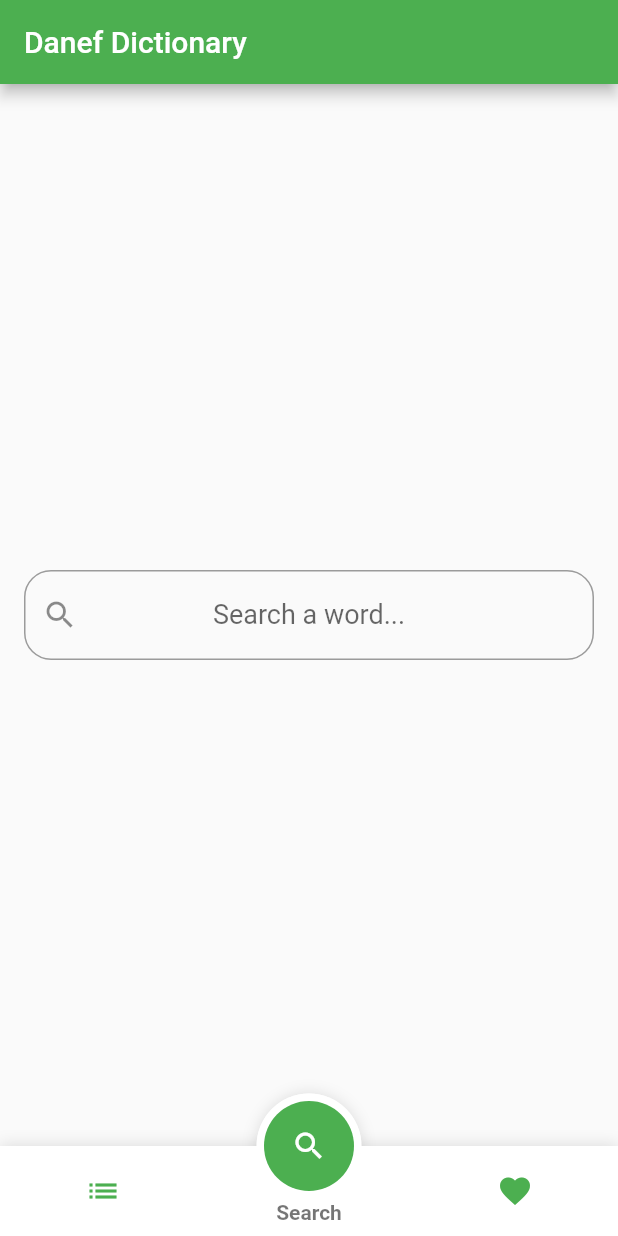
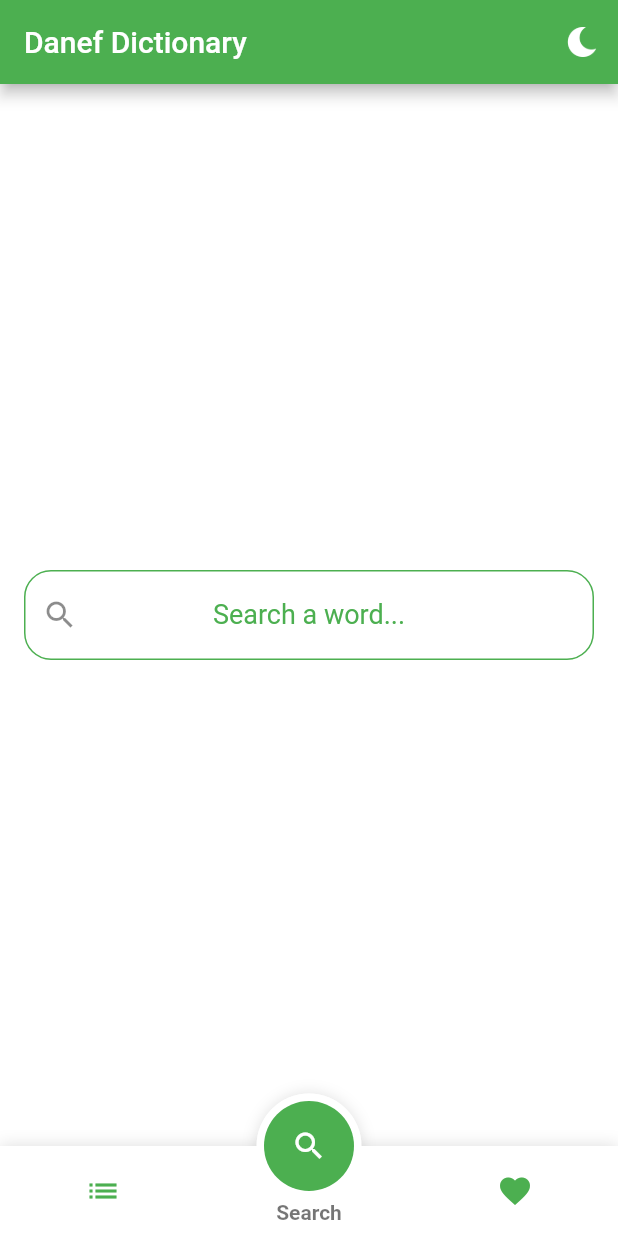
Before and after one commit to SametSahin10/danef-dictionary, a Flutter app: the screen it shows after launch, on a phone screen of 412 x 824 dp. Run offline on Flutter 3.47's test engine with Material 2 defaults, Android fonts, the phone set to English and light mode, and no system bars; drawn by our look-alikes of fancy_bottom_navigation, flutter_typeahead; generated files the repository leaves out were written again.

Commit message:
Added Dark Theme support

```diff
--- /dev/null
+++ b/lib/config/assets.dart
@@ -0,0 +1,3 @@
+class Assets {
+  static const moon = 'assets/images/moon.png';
+}
--- /dev/null
+++ b/lib/config/themes.dart
@@ -0,0 +1,89 @@
+import 'package:flutter/material.dart';
+
+lightTheme(context) {
+  return ThemeData(
+    primarySwatch: Colors.green,
+    primaryColor: Colors.green,
+    accentColor: Colors.green,
+    scaffoldBackgroundColor: Colors.white,
+    disabledColor: Colors.green,
+    indicatorColor: Colors.green,
+    brightness: Brightness.light,
+    inputDecorationTheme: InputDecorationTheme(
+      border: OutlineInputBorder(
+          borderRadius: BorderRadius.all(Radius.circular(18)),
+          borderSide: BorderSide(
+              color: Colors.green
+          )
+      ),
+      disabledBorder: OutlineInputBorder(
+        borderRadius: BorderRadius.all(Radius.circular(18)),
+        borderSide: BorderSide(
+          color: Colors.green,
+          width: 1.5
+        )
+      ),
+      focusedBorder: OutlineInputBorder(
+        borderRadius: BorderRadius.all(Radius.circular(18)),
+        borderSide: BorderSide(
+            color: Colors.green,
+            width: 1.5
+        )
+      ),
+      enabledBorder: OutlineInputBorder(
+        borderRadius: BorderRadius.all(Radius.circular(18)),
+        borderSide: BorderSide(
+          color: Colors.green,
+          width: 1
+        )
+      ),
+      hintStyle: TextStyle(fontSize: 18),
+    ),
+    hintColor: Colors.green
+  );
+}
+
+darkTheme(context) {
+  return ThemeData(
+    primarySwatch: Colors.green,
+    primaryColor: Colors.black,
+    accentColor: Colors.green,
+    scaffoldBackgroundColor: Colors.black,
+    appBarTheme: AppBarTheme(
+        color: Colors.green
+    ),
+    disabledColor: Colors.green,
+    indicatorColor: Colors.green,
+    brightness: Brightness.dark,
+    inputDecorationTheme: InputDecorationTheme(
+      border: OutlineInputBorder(
+        borderRadius: BorderRadius.all(Radius.circular(18)),
+        borderSide: BorderSide(
+            color: Colors.green
+        )
+      ),
+      disabledBorder: OutlineInputBorder(
+        borderRadius: BorderRadius.all(Radius.circular(18)),
+        borderSide: BorderSide(
+            color: Colors.green
+        )
+      ),
+      focusedBorder: OutlineInputBorder(
+        borderRadius: BorderRadius.all(Radius.circular(18)),
+        borderSide: BorderSide(
+            color: Colors.green,
+            width: 1.5
+        )
+      ),
+      enabledBorder: OutlineInputBorder(
+        borderRadius: BorderRadius.all(Radius.circular(18)),
+        borderSide: BorderSide(
+            color: Colors.green,
+            width: 1
+        )
+      ),
+      hintStyle: TextStyle(fontSize: 18),
+    ),
+    hintColor: Colors.green
+  );
+}
--- a/lib/main.dart
+++ b/lib/main.dart
@@ -1,4 +1,6 @@
+import 'package:danef_dictionary/config/themes.dart';
 import 'package:danef_dictionary/screens/home_page.dart';
+import 'package:danef_dictionary/widgets/theme_inherited_widget.dart';
 import 'package:flutter/material.dart';
 
 void main() => runApp(MyApp());
@@ -6,13 +8,21 @@ void main() => runApp(MyApp());
 class MyApp extends StatelessWidget {
   @override
   Widget build(BuildContext context) {
-    return MaterialApp(
-      theme: ThemeData(
-        primaryColor: Colors.green,
-      ),
-      debugShowCheckedModeBanner: false,
-      title: 'Danef Dictionary',
-      home: HomePage()
+    return ThemeSwitcherWidget(
+      initialDarkModeOn: false,
+      child: DanefDictionary(),
     );
   }
 }
+
+class DanefDictionary extends StatelessWidget {
+  @override
+  Widget build(BuildContext context) {
+    return MaterialApp(
+      debugShowCheckedModeBanner: false,
+      theme: ThemeSwitcher.of(context)
+          .isDarkModeOn ? darkTheme(context) : lightTheme(context),
+      home: HomePage(),
+    );
+  }
+}
--- a/lib/screens/archive.dart
+++ b/lib/screens/archive.dart
@@ -14,10 +14,8 @@ class _ArchiveState extends State<Archive> {
 
   @override
   void initState() {
-    // TODO: implement initState
     super.initState();
     wordData = getWordData();
-
   }
 
   @override
--- a/lib/screens/home_page.dart
+++ b/lib/screens/home_page.dart
@@ -1,6 +1,8 @@
+import 'package:danef_dictionary/config/assets.dart';
 import 'package:danef_dictionary/screens/archive.dart';
 import 'package:danef_dictionary/screens/favorite_words.dart';
 import 'package:danef_dictionary/screens/search_field_page.dart';
+import 'package:danef_dictionary/widgets/theme_inherited_widget.dart';
 import 'package:fancy_bottom_navigation/fancy_bottom_navigation.dart';
 import 'package:flutter/material.dart';
 
@@ -22,9 +24,22 @@ class _HomePageState extends State<HomePage> {
     return Scaffold(
       appBar: AppBar(
         title: Text('Danef Dictionary'),
+        actions: <Widget>[
+          IconButton(
+            icon: ThemeSwitcher.of(context)
+                  .isDarkModeOn ?
+                    Icon(Icons.wb_sunny) :
+                    Image.asset(Assets.moon,
+                      height: 20,
+                      width: 20,
+                      color: Colors.white),
+            onPressed: () => ThemeSwitcher.of(context).switchDarkMode(),
+          )
+        ],
       ),
       body: tabs[_currentIndex],
       bottomNavigationBar: FancyBottomNavigation(
+        barHeight: 65,
         arcHeight: 65,
         circleHeight: 50,
         initialSelection: 1,
--- a/lib/widgets/search_field.dart
+++ b/lib/widgets/search_field.dart
@@ -39,31 +39,9 @@ class _SearchFieldState extends State<SearchField> {
             visible: widget.isClearIconVisible,
             child: IconButton(
               icon: Icon(Icons.cancel),
-              color: Colors.green,
-              disabledColor: Colors.green,
               onPressed: () => widget.textEditingController.clear(),
             ),
           ),
-          border: OutlineInputBorder(
-            borderRadius: BorderRadius.all(Radius.circular(18)),
-            borderSide: BorderSide(
-                color: Colors.green
-            )
-          ),
-          disabledBorder: OutlineInputBorder(
-            borderRadius: BorderRadius.all(Radius.circular(18)),
-            borderSide: BorderSide(
-                color: Colors.green
-            )
-          ),
-          focusedBorder: OutlineInputBorder(
-            borderRadius: BorderRadius.all(Radius.circular(18)),
-            borderSide: BorderSide(
-                color: Colors.green,
-                width: 1.5
-            )
-          ),
-          hintStyle: TextStyle(fontSize: 18),
           hintText: 'Search a word...')),
       suggestionsBoxDecoration: SuggestionsBoxDecoration(
         borderRadius: BorderRadius.circular(18)
@@ -75,7 +53,7 @@ class _SearchFieldState extends State<SearchField> {
         return ListTile(
           leading: Icon(
             Icons.input,
-            color: Colors.green,
+
           ),
           title: Text(suggestion),
         );
--- /dev/null
+++ b/lib/widgets/theme_inherited_widget.dart
@@ -0,0 +1,55 @@
+import 'package:flutter/cupertino.dart';
+
+class ThemeSwitcher extends InheritedWidget {
+  final _ThemeSwitcherWidgetState data;
+
+  const ThemeSwitcher({
+    Key key,
+    @required this.data,
+    @required Widget child
+  }) : assert(child != null),
+       super(key: key, child: child);
+
+  static _ThemeSwitcherWidgetState of(BuildContext context) {
+    return (context.inheritFromWidgetOfExactType(ThemeSwitcher)
+        as ThemeSwitcher)
+          .data;
+  }
+
+  @override
+  bool updateShouldNotify(InheritedWidget oldWidget) {
+    return this != oldWidget;
+  }
+}
+
+class ThemeSwitcherWidget extends StatefulWidget {
+  final bool initialDarkModeOn;
+  final Widget child;
+
+  ThemeSwitcherWidget({Key key, this.initialDarkModeOn, this.child})
+      : assert(initialDarkModeOn != null),
+        assert(child != null),
+        super(key: key);
+
+  @override
+  _ThemeSwitcherWidgetState createState() => _ThemeSwitcherWidgetState();
+}
+
+class _ThemeSwitcherWidgetState extends State<ThemeSwitcherWidget> {
+  bool isDarkModeOn;
+
+  void switchDarkMode() {
+    setState(() {
+      isDarkModeOn = !isDarkModeOn;
+    });
+  }
+
+  @override
+  Widget build(BuildContext context) {
+    isDarkModeOn = isDarkModeOn ?? widget.initialDarkModeOn;
+    return ThemeSwitcher(
+      data: this,
+      child: widget.child,
+    );
+  }
+}
--- a/pubspec.yaml
+++ b/pubspec.yaml
@@ -25,5 +25,7 @@ dev_dependencies:
   json_serializable: ^2.0.0
 
 flutter:
-
   uses-material-design: true
+  assets:
+    - assets/
+    - assets/images/
```
Also changed, not shown: assets/images/moon.png (added).
